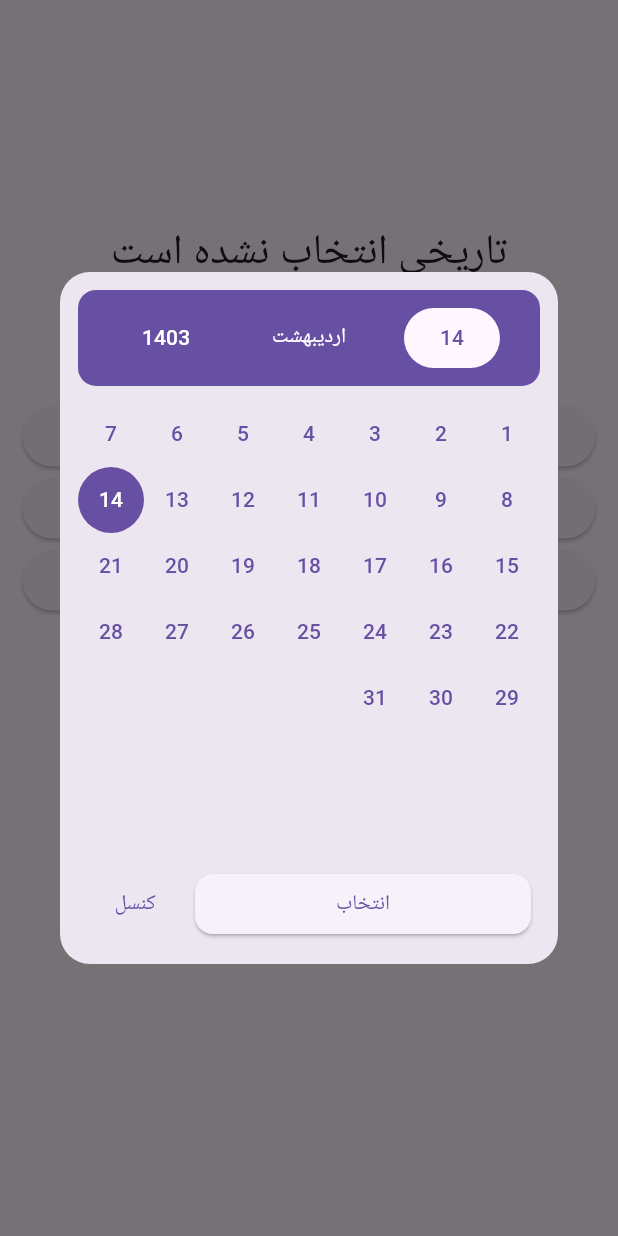
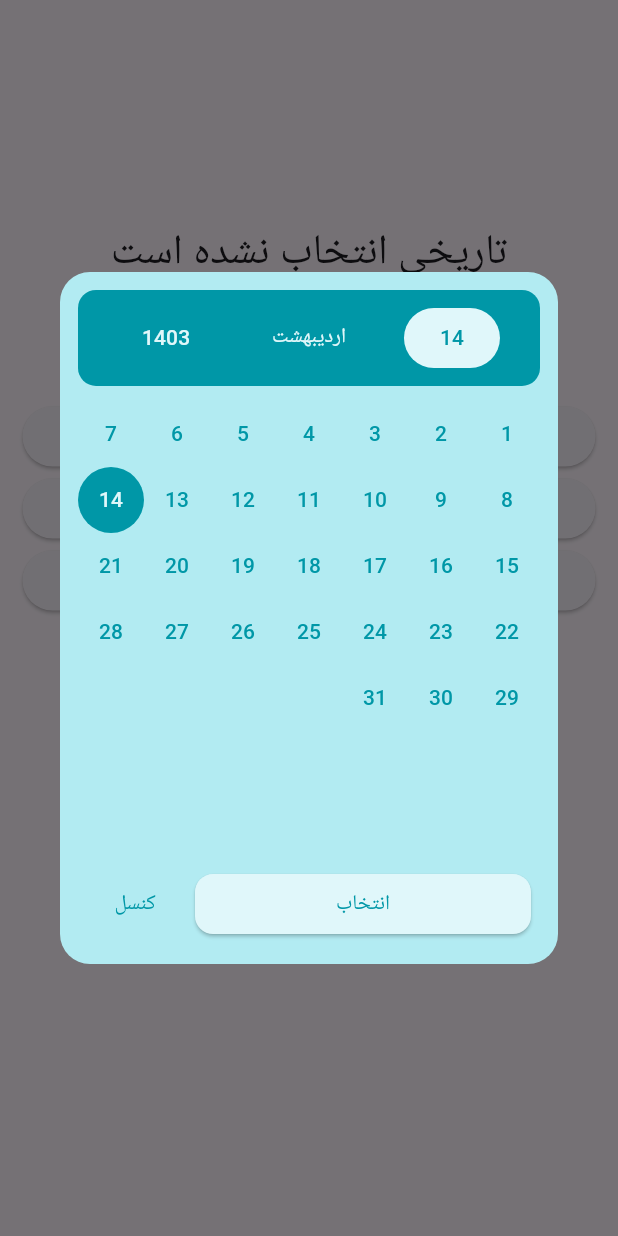
Before and after one commit to Persian-Widgets/persian_calendar_widget, a Flutter app: the screen it shows after launch, after a tap on "انتخاب روز ماه و سال", on a phone screen of 412 x 824 dp. Run offline on Flutter 3.47's test engine with Material 3 defaults, Android fonts, the phone set to English and light mode, and no system bars; our stand-ins replace shamsi_date.

Commit message:
feat: update example file

```diff
--- a/example/lib/main.dart
+++ b/example/lib/main.dart
@@ -55,6 +55,9 @@ class _MyHomePageState extends State<MyHomePage> {
                 /// user have access to pick day, month and year
                 MinimalPersianCalendar.pickFullDate(
                   context: context,
+                  background: Colors.cyan.shade100,
+                  primaryColor: Colors.cyan.shade700,
+                  onPrimaryColor: Colors.cyan.shade50,
                   onSubmit: (jalaliDate, dateInText) {
                     /// when user choose date from dialog box and submit two
                     /// types of `Jalali` date returned here
```
